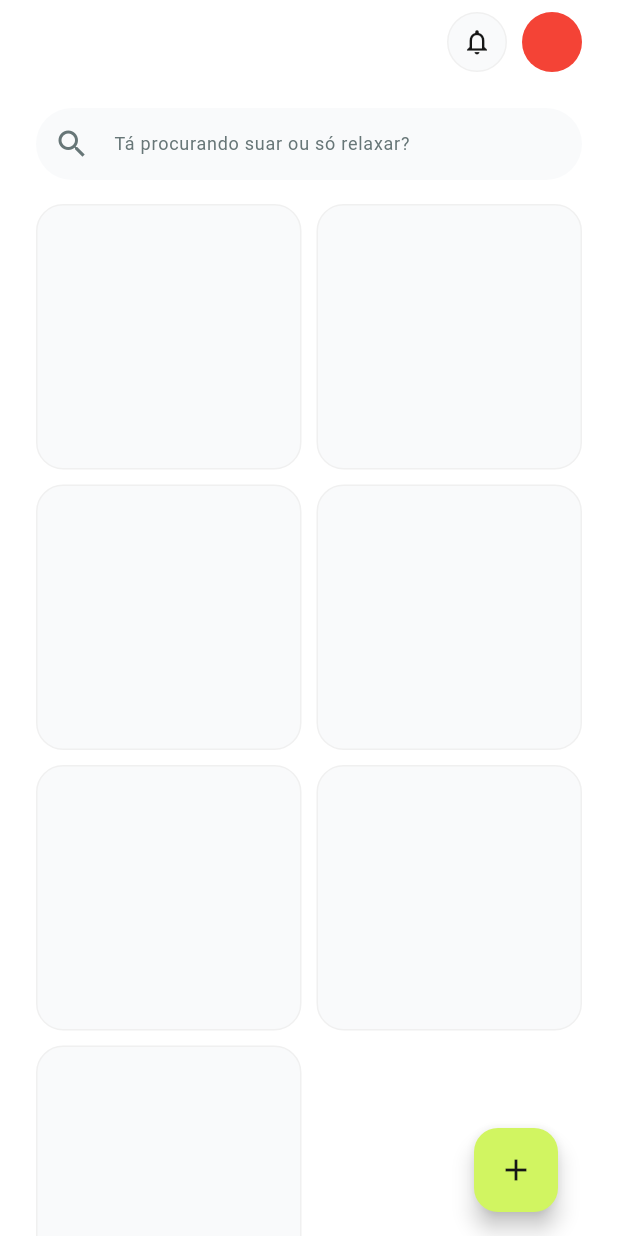
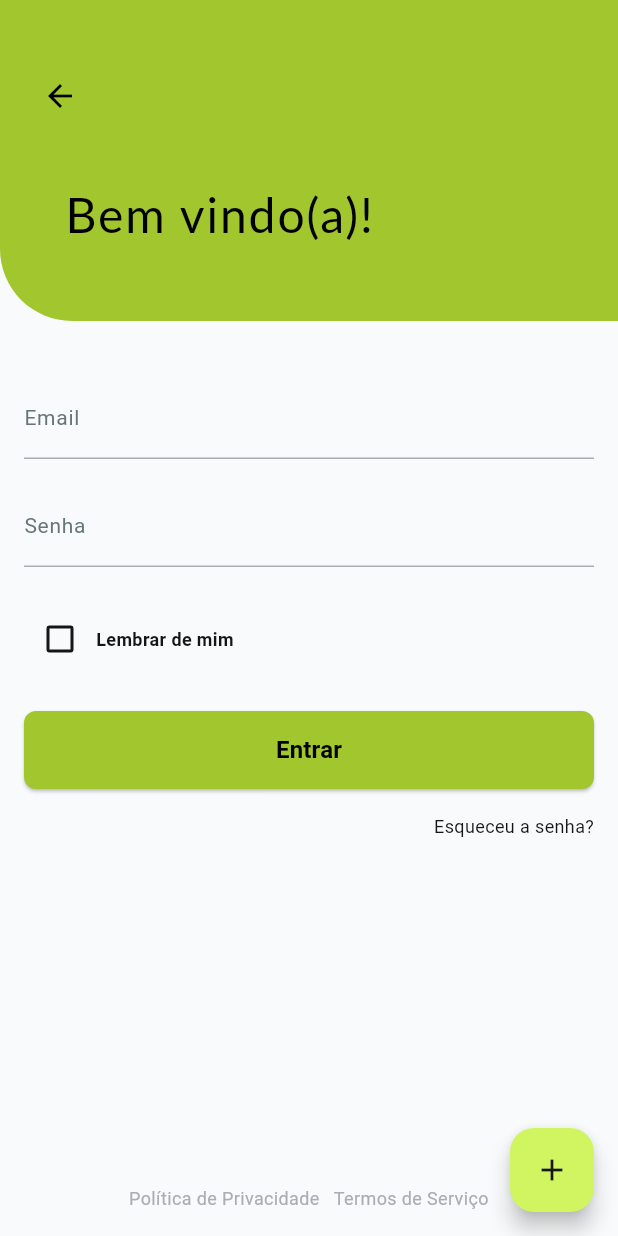
Before and after one commit to rafa-Nobre/Fitzone_Mobile, a Flutter app: the screen it shows after launch, on a phone screen of 412 x 824 dp. Run offline on Flutter 3.47's test engine with Material 3 defaults, Android fonts, the light colour scheme and no system bars; Roboto replaces fonts that are missing (Lato).

Commit message:
feat: create sign-in screen

```diff
--- /dev/null
+++ b/lib/common/widgets/form_widgets/InputField.dart
@@ -0,0 +1,36 @@
+import 'package:flutter/material.dart';
+
+class InputField extends StatelessWidget {
+  final String placeholder;
+  final bool isPassword;
+
+  const InputField({
+    super.key,
+    required this.placeholder,
+    this.isPassword = false,
+  });
+
+  @override
+  Widget build(BuildContext context) {
+    return TextField(
+      obscureText: isPassword,
+      decoration: InputDecoration(
+        hintText: placeholder,
+        hintStyle: TextStyle(
+          color: Theme.of(context).colorScheme.onSecondary,
+          fontSize: 14,
+        ),
+        contentPadding: const EdgeInsets.symmetric(vertical: 16),
+        border: const UnderlineInputBorder(
+          borderSide: BorderSide(color: Color(0xFFA9AEB4)),
+        ),
+        enabledBorder: const UnderlineInputBorder(
+          borderSide: BorderSide(color: Color(0xFFA9AEB4)),
+        ),
+        focusedBorder: UnderlineInputBorder(
+          borderSide: BorderSide(color: Theme.of(context).colorScheme.secondary),
+        ),
+      ),
+    );
+  }
+}
--- /dev/null
+++ b/lib/common/widgets/form_widgets/custom_checkbox.dart
@@ -0,0 +1,43 @@
+import 'package:flutter/material.dart';
+
+class CustomCheckbox extends StatefulWidget {
+  final String labelText;
+
+  const CustomCheckbox({
+    super.key,
+    required this.labelText,
+  });
+
+  @override
+  _CustomCheckboxState createState() => _CustomCheckboxState();
+}
+
+class _CustomCheckboxState extends State<CustomCheckbox> {
+  bool isChecked = false;
+
+  @override
+  Widget build(BuildContext context) {
+    return Row(
+      children: [
+        Checkbox(
+          value: isChecked,
+          activeColor: Theme.of(context).colorScheme.secondary,
+          checkColor: Theme.of(context).colorScheme.onSurface,
+          onChanged: (value) {
+            setState(() {
+              isChecked = value ?? false;
+            });
+          },
+        ),
+        Text(
+          widget.labelText, // Use the labelText from the widget
+          style: TextStyle(
+            color: Theme.of(context).colorScheme.onSurface,
+            fontSize: 12,
+            fontWeight: FontWeight.w600,
+          ),
+        ),
+      ],
+    );
+  }
+}
--- /dev/null
+++ b/lib/common/widgets/form_widgets/header.dart
@@ -0,0 +1,36 @@
+import 'package:flutter/material.dart';
+
+
+class Header extends StatelessWidget {
+  final String title;
+
+  const Header({
+    super.key,
+    required this.title,
+  });
+
+  @override
+  Widget build(BuildContext context) {
+    return Container(
+      width: double.infinity,
+      height: 214,
+      decoration: BoxDecoration(
+        color: Theme.of(context).colorScheme.secondary,
+        borderRadius: const BorderRadius.only(bottomLeft: Radius.circular(48)),
+      ),
+      child: Padding(
+        padding: const EdgeInsets.only(left: 43, top: 120),
+        child: Text(
+          title,
+          style: const TextStyle(
+            color: Colors.black,
+            fontSize: 32,
+            fontFamily: 'Lato',
+            fontWeight: FontWeight.w400,
+            letterSpacing: 1.28,
+          ),
+        ),
+      ),
+    );
+  }
+}
--- a/lib/main.dart
+++ b/lib/main.dart
@@ -2,6 +2,7 @@
 import 'package:fitzone_app/common/theme/theme_provider.dart';
 import 'package:fitzone_app/screens/account_drawer/account_drawer.dart';
 import 'package:fitzone_app/screens/search_screen/search_screen.dart';
+import 'package:fitzone_app/screens/signin_screen/signin_screen.dart';
 import 'package:flutter/material.dart';
 import 'package:provider/provider.dart';
 
@@ -44,8 +45,8 @@ class _MyHomePageState extends State<MyHomePage> {
       child: Container(
         width: double.infinity,
         color: Theme.of(context).colorScheme.background,
-        padding:  EdgeInsets.only(left: 24, right: 24),
-        child:  SearchScreen()),
+        // padding:  const EdgeInsets.only(left: 24, right: 24),
+        child:  const SignInScreen()),
     );
   }
 }
--- /dev/null
+++ b/lib/screens/signin_screen/signin_screen.dart
@@ -0,0 +1,136 @@
+import 'package:fitzone_app/common/theme/theme_provider.dart';
+import 'package:fitzone_app/common/widgets/form_widgets/InputField.dart';
+import 'package:fitzone_app/common/widgets/form_widgets/custom_checkbox.dart';
+import 'package:fitzone_app/common/widgets/form_widgets/header.dart';
+import 'package:flutter/material.dart';
+import 'package:provider/provider.dart';
+
+class SignInScreen extends StatelessWidget {
+  const SignInScreen({super.key});
+
+  @override
+  Widget build(BuildContext context) {
+    return Scaffold(
+      body: Container(
+        width: double.infinity,
+        height: double.infinity,
+        decoration: BoxDecoration(
+          color: Theme.of(context).colorScheme.surface,
+          borderRadius: BorderRadius.circular(16),
+        ),
+        child: Stack(
+          children: [
+            const Header(title: "Bem vindo(a)!",),
+            _buildForm(context),
+            _buildFooter(),
+            _buildBackButton(),
+          ],
+        ),
+      ),
+      floatingActionButton: FloatingActionButton(
+        onPressed: () {
+          Provider.of<ThemeProvider>(context, listen: false).toggleTheme();
+        },
+        tooltip: 'Increment',
+        foregroundColor: Theme.of(context).colorScheme.inversePrimary,
+        child: const Icon(
+          Icons.add,
+        ),
+      ),
+    );
+  }
+
+  Widget _buildForm(BuildContext context) {
+    return Positioned(
+      left: 0,
+      right: 0,
+      top: 250,
+      child: Padding(
+        padding: const EdgeInsets.symmetric(horizontal: 16), // Add 16px padding here
+        child: Column(
+          crossAxisAlignment: CrossAxisAlignment.start,
+          children: [
+            const InputField(placeholder: 'Email'),
+            const SizedBox(height: 16),
+            const InputField(placeholder: 'Senha', isPassword: true),
+            const SizedBox(height: 24),
+            const Row(
+              mainAxisAlignment: MainAxisAlignment.spaceBetween,
+              children: [
+                Row(
+                  children: [
+                    CustomCheckbox(labelText: "Lembrar de mim",),
+                  ],
+                ),
+              ],
+            ),
+            const SizedBox(height: 24),
+            ElevatedButton(
+              onPressed: () {},
+              style: ElevatedButton.styleFrom(
+                backgroundColor: Theme.of(context).colorScheme.secondary,
+                minimumSize: const Size(double.infinity, 52),
+                shape: RoundedRectangleBorder(
+                  borderRadius: BorderRadius.circular(8),
+                ),
+              ),
+              child: const Text(
+                'Entrar',
+                style: TextStyle(
+                  color: Colors.black,
+                  fontSize: 16,
+                  fontWeight: FontWeight.w600,
+                ),
+              ),
+            ),
+            const SizedBox(height: 16),
+            Row(
+              children: [
+                // Other widgets here, like a checkbox or label
+                const Spacer(),
+                Align(
+                  alignment: Alignment.centerRight,
+                  child: Text(
+                    'Esqueceu a senha?',
+                    style: TextStyle(
+                      color: Theme.of(context).colorScheme.onSurface,
+                      fontSize: 12,
+                    ),
+                  ),
+                ),
+              ],
+            ),
+          ],
+        ),
+      ),
+    );
+  }
+
+  Widget _buildFooter() {
+    return const Positioned(
+      bottom: 16,
+      left: 0,
+      right: 0,
+      child: Text(
+        'Política de Privacidade   Termos de Serviço',
+        textAlign: TextAlign.center,
+        style: TextStyle(
+          color: Color(0xFFA9AEB4),
+          fontSize: 12,
+          height: 1.5,
+        ),
+      ),
+    );
+  }
+
+  Widget _buildBackButton() {
+    return Positioned(
+      top: 40,
+      left: 16,
+      child: IconButton(
+        onPressed: () {},
+        icon: const Icon(Icons.arrow_back, color: Colors.black),
+      ),
+    );
+  }
+}
```
Also changed, not shown: pubspec.lock, 1 other file.
